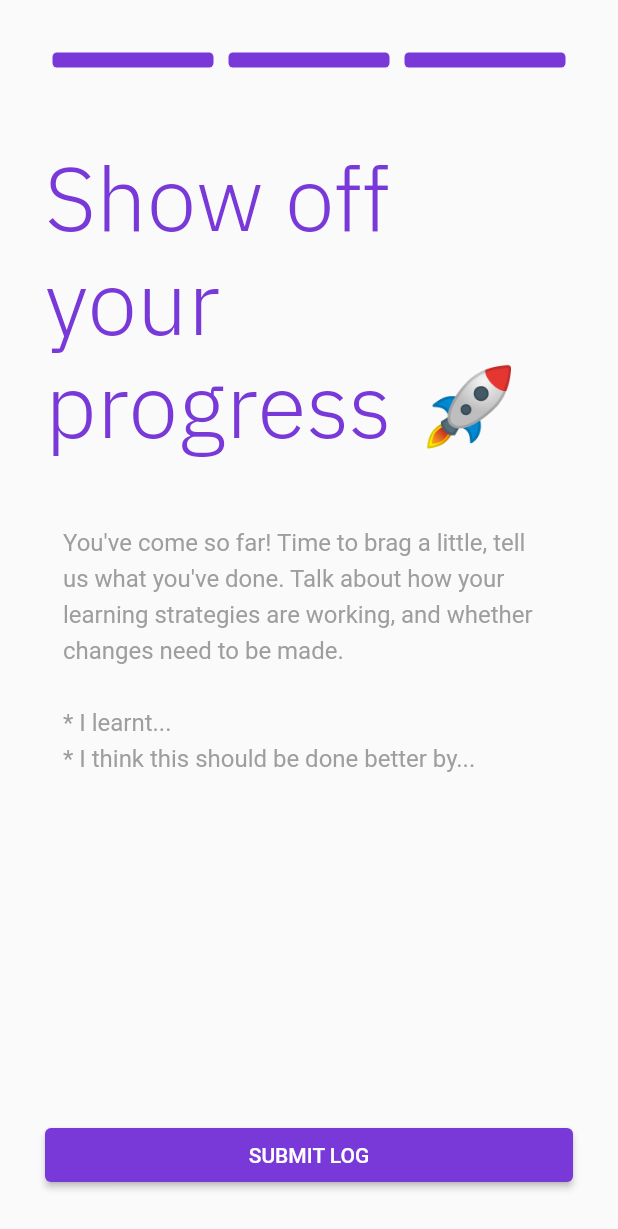
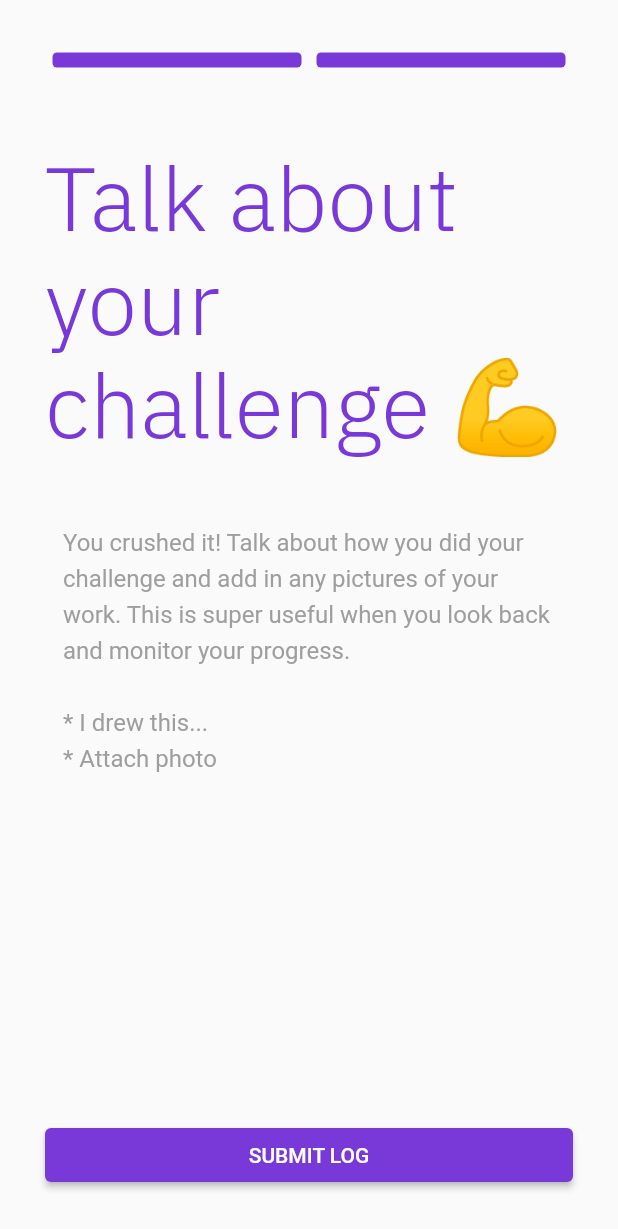
Before and after one commit to axiomacademy/solo, a Flutter app: the ChallengeTextView widget shown alone on an empty page, opened directly with empty values, on a phone screen of 412 x 824 dp. Shown: the top 1229 px of the screen. Run offline on Flutter 3.47's test engine with Material 2 defaults, Android fonts, the phone set to English and light mode, and no system bars; our stand-ins replace cloud_firestore, firebase_auth, firebase_core, flutter_svg, google_sign_in, smooth_page_indicator; missing offline and left inert: cloud_firestore_web, firebase_auth_web, firebase_core_web, google_sign_in_web, selectable_container; accounts and stored records are empty.

Commit message:
feat: adding challenge logging

```diff
--- a/lib/components/log_element.dart
+++ b/lib/components/log_element.dart
@@ -24,6 +24,10 @@ class LogElement extends StatelessWidget {
         title = log.contentTitle!;
         label = '🧠 Content';
         break;
+      case 'challenge':
+        title = log.challengeTitle ?? "";
+        label = '🥊 Challenge';
+        break;
       default:
         title = 'Error';
         label = 'error';
@@ -37,6 +41,10 @@ class LogElement extends StatelessWidget {
               break;
             case 'content':
               Navigator.of(context).push(ContentLogReview.route(log, mission));
+              break;
+            case 'challenge':
+              Navigator.of(context)
+                  .push(ChallengeLogReview.route(log, mission));
               break;
             default:
               break;
@@ -53,13 +61,13 @@ class LogElement extends StatelessWidget {
             ),
             child: Row(children: <Widget>[
               Container(
-                  width: 190.0,
+                  width: 180.0,
                   child: Column(
                       mainAxisSize: MainAxisSize.min,
                       crossAxisAlignment: CrossAxisAlignment.start,
                       children: <Widget>[
                         Text(title,
-                            overflow: TextOverflow.ellipsis,
+                            overflow: TextOverflow.fade,
                             style: Theme.of(context).textTheme.headline6),
                         Container(
                             margin: EdgeInsets.only(top: 5.0),
--- a/lib/models/models.dart
+++ b/lib/models/models.dart
@@ -36,13 +36,20 @@ class Log {
   final String? contentTitle;
   final String? contentReview;
 
+  final String? challengeTitle;
+  final String? challengeDescription;
+  final String? challengeText;
+
   Log(
       {required this.type,
       required this.mission,
       this.progressLevel,
       this.progressLog,
       this.contentTitle,
-      this.contentReview});
+      this.contentReview,
+      this.challengeTitle,
+      this.challengeDescription,
+      this.challengeText});
 
   Log.fromJson(Map<String, Object?> json)
       : type = json['type']! as String,
@@ -50,7 +57,10 @@ class Log {
         progressLevel = json['progress_level'] as int?,
         progressLog = json['progress_log'] as String?,
         contentTitle = json['content_title'] as String?,
-        contentReview = json['content_review'] as String?;
+        contentReview = json['content_review'] as String?,
+        challengeTitle = json['challenge_title'] as String?,
+        challengeDescription = json['challenge_description'] as String?,
+        challengeText = json['challenge_text'] as String?;
 
   Map<String, Object?> toJson() {
     return {
@@ -60,6 +70,9 @@ class Log {
       'progress_log': progressLog,
       'content_title': contentTitle,
       'content_review': contentReview,
+      'challenge_title': challengeTitle,
+      'challenge_description': challengeDescription,
+      'challenge_text': challengeText
     };
   }
 }
--- a/lib/pages/challenge_complete.dart
+++ b/lib/pages/challenge_complete.dart
@@ -10,10 +10,16 @@ import '../models/models.dart';
 import '../theme.dart';
 
 class ChallengeCompleteLogPage extends StatefulWidget {
-  ChallengeCompleteLogPage({Key? key}) : super(key: key);
+  ChallengeCompleteLogPage(
+      {Key? key, required this.challenge, required this.id})
+      : super(key: key);
 
-  static Route route() {
-    return MaterialPageRoute<void>(builder: (_) => ChallengeCompleteLogPage());
+  final Challenge challenge;
+  final String id;
+
+  static Route route(Challenge challenge, String id) {
+    return MaterialPageRoute<void>(
+        builder: (_) => ChallengeCompleteLogPage(challenge: challenge, id: id));
   }
 
   @override
@@ -26,18 +32,56 @@ class _ChallengeCompleteLogPageState extends State<ChallengeCompleteLogPage> {
 
   @override
   Widget build(BuildContext context) {
-    return MaterialApp(
+    return Provider<ChallengeCompleteHandler>(
+        create: (_) => ChallengeCompleteHandler(widget.challenge, widget.id),
+        child: MaterialApp(
           navigatorKey: _navigatorKey,
           theme: buildTheme(),
           routes: {
             '/': (context) => ChallengeCompleteView(endLogFlow: _finishLog),
             '/log': (context) => ChallengeTextView(endLogFlow: _finishLog),
           },
-    );
+        ));
   }
 
   void _finishLog() {
     Navigator.of(context).pop();
+  }
+}
+
+class ChallengeCompleteHandler {
+  final Challenge challenge;
+  final String id;
+  String _text = '';
+
+  ChallengeCompleteHandler(this.challenge, this.id);
+
+  void setChallengeText(String text) {
+    _text = text;
+  }
+
+  Future<void> createLog() async {
+    User? user = FirebaseAuth.instance.currentUser!;
+    final logRef = FirebaseFirestore.instance
+        .collection('learners/${user.email}/logs')
+        .withConverter<Log>(
+          fromFirestore: (snapshot, _) => Log.fromJson(snapshot.data()!),
+          toFirestore: (log, _) => log.toJson(),
+        );
+
+    await logRef.add(Log(
+        type: 'challenge',
+        mission: challenge.mission,
+        challengeTitle: challenge.title,
+        challengeDescription: challenge.description,
+        challengeText: _text));
+
+    print(id);
+
+    await FirebaseFirestore.instance
+        .collection('learners/${user.email}/challenges')
+        .doc(id)
+        .delete();
   }
 }
 
@@ -79,18 +123,10 @@ class _ChallengeTextViewState extends State<ChallengeTextView> {
                                     borderRadius:
                                         BorderRadius.all(Radius.circular(3.0)),
                                     color: Theme.of(context).primaryColor))),
-                        Expanded(
-                            child: Container(
-                                margin: EdgeInsets.all(5.0),
-                                height: 10,
-                                decoration: BoxDecoration(
-                                    borderRadius:
-                                        BorderRadius.all(Radius.circular(3.0)),
-                                    color: Theme.of(context).primaryColor))),
                       ]),
                       Container(
                           padding: EdgeInsets.only(top: 50.0),
-                          child: Text("Show off your progress 🚀",
+                          child: Text("Talk about your challenge 💪",
                               style: Theme.of(context)
                                   .primaryTextTheme
                                   .headline2
@@ -114,7 +150,7 @@ class _ChallengeTextViewState extends State<ChallengeTextView> {
                                           Radius.circular(10.0))),
                                   hintMaxLines: 10,
                                   hintText:
-                                      "You've come so far! Time to brag a little, tell us what you've done. Talk about how your learning strategies are working, and whether changes need to be made.\n\n* I learnt...\n* I think this should be done better by...",
+                                      "You crushed it! Talk about how you did your challenge and add in any pictures of your work. This is super useful when you look back and monitor your progress.\n\n* I drew this...\n* Attach photo",
                                   hintStyle: Theme.of(context)
                                       .textTheme
                                       .subtitle1
@@ -126,6 +162,13 @@ class _ChallengeTextViewState extends State<ChallengeTextView> {
                           margin: EdgeInsets.only(top: 20.0),
                           child: ElevatedButton(
                               onPressed: () async {
+                                Provider.of<ChallengeCompleteHandler>(context,
+                                        listen: false)
+                                    .setChallengeText(_controller.value.text);
+                                await Provider.of<ChallengeCompleteHandler>(
+                                        context,
+                                        listen: false)
+                                    .createLog();
                                 widget.endLogFlow();
                               },
                               style: ElevatedButton.styleFrom(
--- a/lib/pages/home.dart
+++ b/lib/pages/home.dart
@@ -398,6 +398,7 @@ class _LogPageState extends State<LogPage> {
                       children:
                           snapshot.data!.docs.map((DocumentSnapshot document) {
                     Challenge challenge = document.data()! as Challenge;
+                    String challengeId = document.id;
 
                     return FutureBuilder<DocumentSnapshot>(
                         future: _missionRef.doc(challenge.mission).get(),
@@ -416,8 +417,9 @@ class _LogPageState extends State<LogPage> {
                             Mission mission = snapshot.data!.data() as Mission;
                             return GestureDetector(
                                 onTap: () {
-                                  Navigator.of(context)
-                                      .push(ChallengeCompleteLogPage.route());
+                                  Navigator.of(context).push(
+                                      ChallengeCompleteLogPage.route(
+                                          challenge, challengeId));
                                 },
                                 child: Container(
                                     width: 300,
```
Also changed, not shown: lib/pages/log_reviews.dart (+61 -0 lines). Lines whose indentation alone changed are shown as unchanged.
